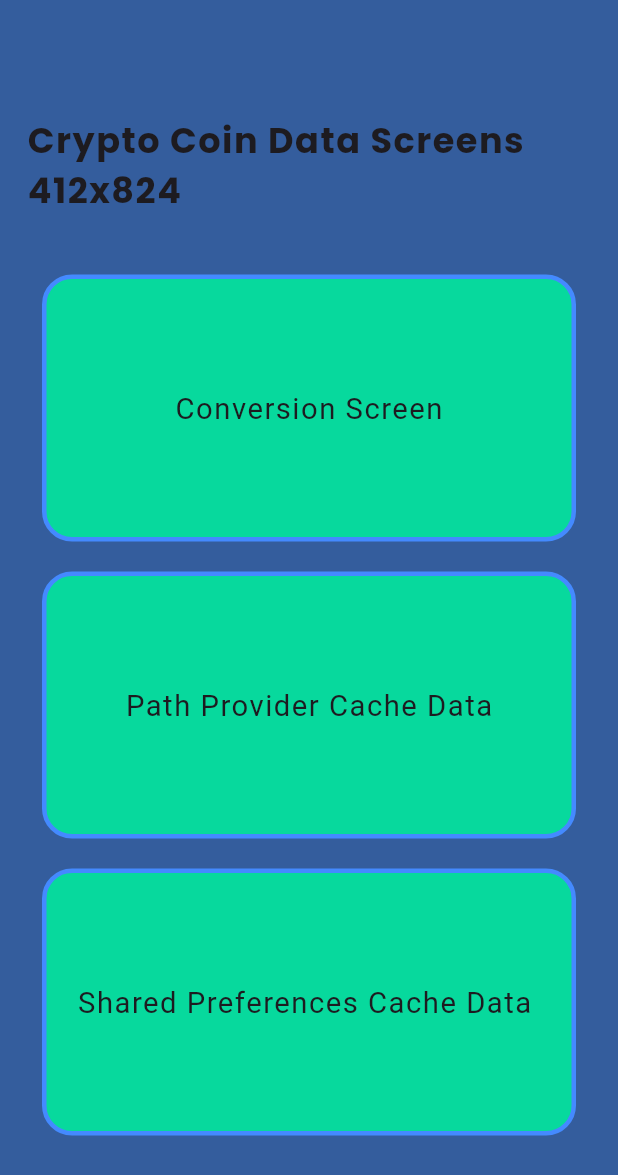
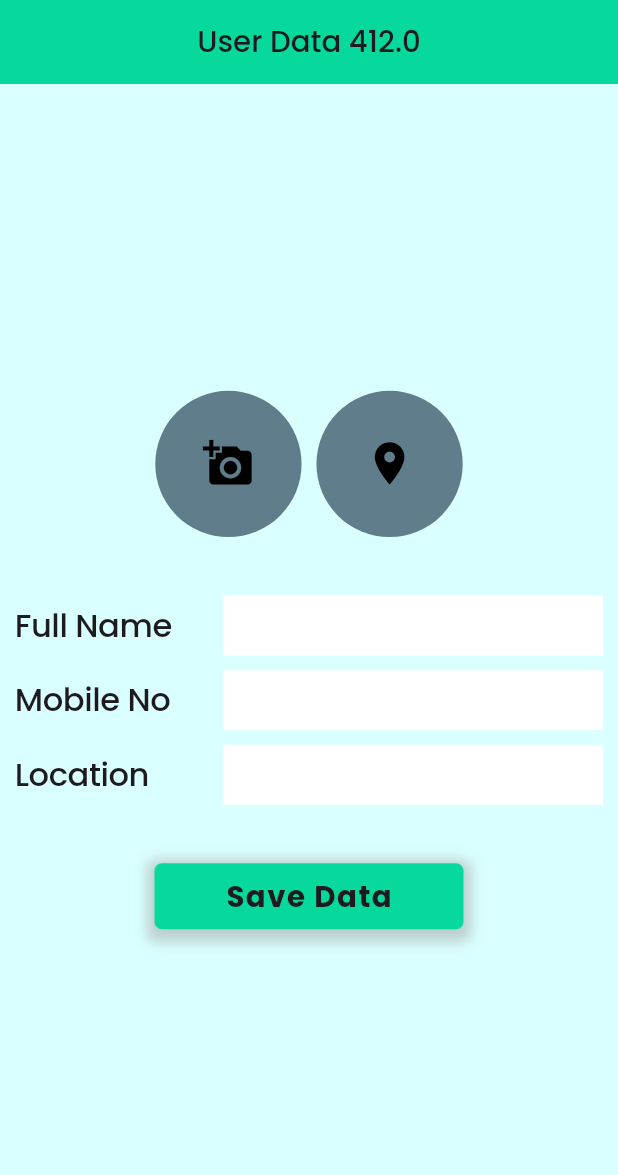
Before and after one commit to Saumya88/ConvertBlock, a Flutter app: the screen it shows after launch, on a phone screen of 412 x 824 dp. Shown: the top 1175 px of the screen. Run offline on Flutter 3.47's test engine with Material 2 defaults, Android fonts, the phone set to English and light mode, and no system bars; our stand-ins replace equatable, flutter_bloc, flutter_screenutil, shared_preferences; Roboto replaces fonts that are missing (Poppins-Light).

Commit message:
ui ready for location and camera

```diff
--- a/lib/main.dart
+++ b/lib/main.dart
@@ -1,6 +1,7 @@
 import 'package:flutter/material.dart';
 import 'package:flutter_screenutil/flutter_screenutil.dart';
 import 'views/home_screen.dart';
+import 'package:web_project/views/profile_screen.dart';
 
 void main() {
   runApp(const MyApp());
@@ -23,7 +24,7 @@ class MyApp extends StatelessWidget {
               useMaterial3: true,
               fontFamily: 'Poppins_Light',
             ),
-            home: const HomeScreen(),
+            home: const ProfileScreen(),
           );
         });
   }
--- a/lib/resources/crypto_services.dart
+++ b/lib/resources/crypto_services.dart
@@ -13,7 +13,7 @@ class CryptoService {
   Future<List<ApiCryptoCoin>> getAllCoins() async {
     final uri = Uri.https(baseUrl, '/v1/assets/icons/32');
     final response = await http.get(uri,
-        headers: {'X-CoinAPI-Key': '53D58867-46B7-43B1-95CB-3CD1F4C14B4A'});
+        headers: {'X-CoinAPI-Key': '25511205-B644-4058-B1B8-B3800CA13D04'});
     if (response.statusCode >= 200 && response.statusCode < 205) {
       List<Map<String, dynamic>> data =
           List<Map<String, dynamic>>.from(jsonDecode(response.body) as List);
@@ -33,7 +33,7 @@ class CryptoService {
     // API url
     final cacheUri = Uri.https(baseUrl, '/v1/assets/');
     final cacheResponse = await http.get(cacheUri,
-        headers: {'X-CoinAPI-Key': '53D58867-46B7-43B1-95CB-3CD1F4C14B4A'});
+        headers: {'X-CoinAPI-Key': '25511205-B644-4058-B1B8-B3800CA13D04'});
     //if request has succeded
     if (cacheResponse.statusCode >= 200 && cacheResponse.statusCode < 205) {
       //instance of share preferences
@@ -92,7 +92,7 @@ class CryptoService {
       print("loading crypto list from API");
       final cacheUri = Uri.https(baseUrl, '/v1/assets/');
       final cacheResponse = await http.get(cacheUri,
-          headers: {'X-CoinAPI-Key': '53D58867-46B7-43B1-95CB-3CD1F4C14B4A'});
+          headers: {'X-CoinAPI-Key': '25511205-B644-4058-B1B8-B3800CA13D04'});
       if (cacheResponse.statusCode >= 200 && cacheResponse.statusCode < 205) {
         List<Map<String, dynamic>> data = List<Map<String, dynamic>>.from(
             jsonDecode(cacheResponse.body) as List);
--- /dev/null
+++ b/lib/views/profile_screen.dart
@@ -0,0 +1,209 @@
+// ignore_for_file: prefer_final_fields
+
+import 'package:flutter/material.dart';
+import 'package:flutter_screenutil/flutter_screenutil.dart';
+import 'package:web_project/utilities/colors.dart';
+
+class ProfileScreen extends StatefulWidget {
+  const ProfileScreen({super.key});
+
+  @override
+  State<ProfileScreen> createState() => _ProfileScreenState();
+}
+
+class _ProfileScreenState extends State<ProfileScreen> {
+  TextEditingController _textEditingController1 = TextEditingController();
+  TextEditingController _textEditingController2 = TextEditingController();
+  TextEditingController _textEditingController3 = TextEditingController();
+  @override
+  Widget build(BuildContext context) {
+    double width = MediaQuery.of(context).size.width;
+    double sizedBoxWidth = width > 900 ? 3 : 1;
+    return Scaffold(
+      appBar: AppBar(
+        backgroundColor: AppColors.green,
+        title: Center(
+            child: Text(
+          'User Data $width',
+          style: TextStyle(fontSize: 20.sp, fontFamily: 'Poppins-Medium'),
+        )),
+      ),
+      backgroundColor: AppColors.enjColor,
+      body: SafeArea(
+        child: Container(
+          alignment: Alignment.center,
+          margin: const EdgeInsets.all(10),
+          child: Form(
+            child: Column(
+              mainAxisAlignment: MainAxisAlignment.center,
+              children: [
+                Row(
+                  mainAxisAlignment: MainAxisAlignment.center,
+                  children: [
+                    InkWell(
+                      onTap: () {
+                        _textEditingController3.text = 'saumya';
+                      },
+                      child: CircleAvatar(
+                        radius: 50.r,
+                        backgroundColor: Colors.blueGrey,
+                        child: Icon(
+                          size: 35.sp,
+                          Icons.add_a_photo,
+                          color: Colors.black,
+                        ),
+                      ),
+                    ),
+                    SizedBox(width: 10.w),
+                    InkWell(
+                      onTap: () {
+                        _textEditingController3.text = 'saumya';
+                      },
+                      child: CircleAvatar(
+                        radius: 50.r,
+                        backgroundColor: Colors.blueGrey,
+                        child: Icon(
+                          size: 35.sp,
+                          Icons.location_on,
+                          color: Colors.black,
+                        ),
+                      ),
+                    ),
+                  ],
+                ),
+                SizedBox(
+                  width: MediaQuery.of(context).size.width / sizedBoxWidth,
+                  child: Column(
+                    children: [
+                      SizedBox(height: 40.h),
+                      LabeledTextField(
+                        label: 'Full Name',
+                        controller: _textEditingController1,
+                        keyboardType: TextInputType.name,
+                      ),
+                      SizedBox(height: 10.h),
+                      LabeledTextField(
+                        label: 'Mobile No',
+                        controller: _textEditingController2,
+                        keyboardType: TextInputType.phone,
+                      ),
+                      SizedBox(height: 10.h),
+                      LabeledTextField(
+                        label: 'Location',
+                        controller: _textEditingController3,
+                        keyboardType: TextInputType.text,
+                      ),
+                      SizedBox(height: 40.h),
+                      InkWell(
+                        onTap: () {
+                          _textEditingController1.text = 'Hello';
+                        },
+                        child: Container(
+                          height: 45.h,
+                          width: width / 2,
+                          // margin: const EdgeInsets.fromLTRB(10, 0, 10, 10),
+                          decoration: BoxDecoration(
+                            color: AppColors.green,
+                            borderRadius: const BorderRadius.all(
+                              Radius.circular(5),
+                            ),
+                            boxShadow: [
+                              BoxShadow(
+                                color: Colors.grey.withOpacity(0.5),
+                                spreadRadius: 5,
+                                blurRadius: 7,
+                                offset: const Offset(
+                                    0, 3), // changes position of shadow
+                              ),
+                            ],
+                          ),
+
+                          child: Center(
+                            child: Text(
+                              'Save Data',
+                              style: TextStyle(
+                                  // color: Colors.white,
+                                  fontFamily: 'Poppins-Bold',
+                                  fontSize: 20.sp,
+                                  fontWeight: FontWeight.w400,
+                                  letterSpacing: 1),
+                            ),
+                          ),
+                        ),
+                      ),
+                    ],
+                  ),
+                )
+              ],
+            ),
+          ),
+        ),
+      ),
+    );
+  }
+}
+
+class LabeledTextField extends StatelessWidget {
+  final String label;
+  final TextEditingController controller;
+  final TextInputType keyboardType;
+
+  const LabeledTextField({
+    required this.label,
+    required this.controller,
+    required this.keyboardType,
+    super.key,
+  });
+
+  @override
+  Widget build(BuildContext context) {
+    return Row(
+      mainAxisAlignment: MainAxisAlignment.center,
+      children: [
+        Expanded(
+          flex: 1,
+          child: Text(
+            label,
+            //textAlign: TextAlign.right,
+            style: TextStyle(
+              fontFamily: 'Poppins-Medium',
+              fontSize: 22.sp,
+              letterSpacing: -0.3,
+              fontWeight: FontWeight.w400,
+            ),
+          ),
+        ),
+        Expanded(
+          flex: 2,
+          child: Container(
+            width: MediaQuery.of(context).size.width / 4,
+            margin: const EdgeInsets.only(left: 8),
+            child: TextFormField(
+              style: TextStyle(
+                fontFamily: 'Poppins-Light',
+                fontSize: 22.sp,
+                letterSpacing: -0.3,
+                fontWeight: FontWeight.w300,
+              ),
+              keyboardType: keyboardType,
+              textAlignVertical: TextAlignVertical.center,
+              controller: controller,
+              decoration: const InputDecoration(
+                isDense: true,
+                filled: true,
+                fillColor: AppColors.white,
+                border: InputBorder.none,
+                focusedBorder: InputBorder.none,
+                errorBorder: InputBorder.none,
+                enabledBorder: InputBorder.none,
+                disabledBorder: InputBorder.none,
+                focusedErrorBorder: InputBorder.none,
+              ),
+              obscuringCharacter: '*',
+            ),
+          ),
+        ),
+      ],
+    );
+  }
+}
--- a/lib/widgets/app_button.dart
+++ b/lib/widgets/app_button.dart
@@ -1,5 +1,6 @@
 import 'package:flutter/material.dart';
 import 'package:flutter_screenutil/flutter_screenutil.dart';
+import 'package:web_project/views/profile_screen.dart';
 import 'package:web_project/widgets/app_icon.dart';
 
 import '../utilities/colors.dart';
@@ -34,7 +35,10 @@ class AppButton extends StatelessWidget {
           ],
         ),
       ),
-      onTap: () {},
+      onTap: () {
+        Navigator.of(context).push(
+            MaterialPageRoute(builder: (context) => const ProfileScreen()));
+      },
     );
   }
 }
--- a/pubspec.yaml
+++ b/pubspec.yaml
@@ -19,6 +19,9 @@ dependencies:
   path_provider: ^2.0.15
   flutter_screenutil: ^5.8.3
   shared_preferences: ^2.1.1
+  firebase_core: ^2.13.1
+  firebase_messaging: ^14.6.2
+  flutter_local_notifications:
 
 
 dev_dependencies:
```
Also changed, not shown: pubspec.lock, 4 other files.
